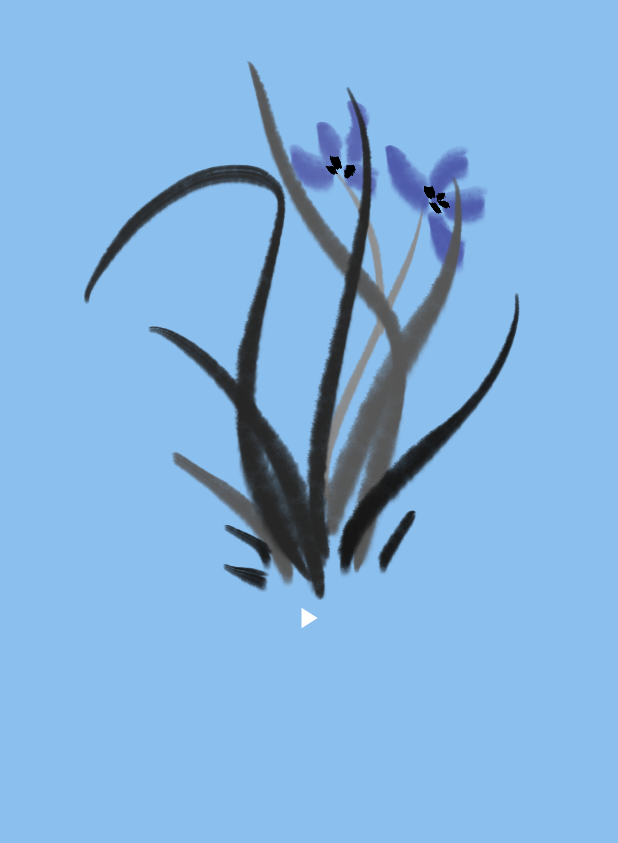
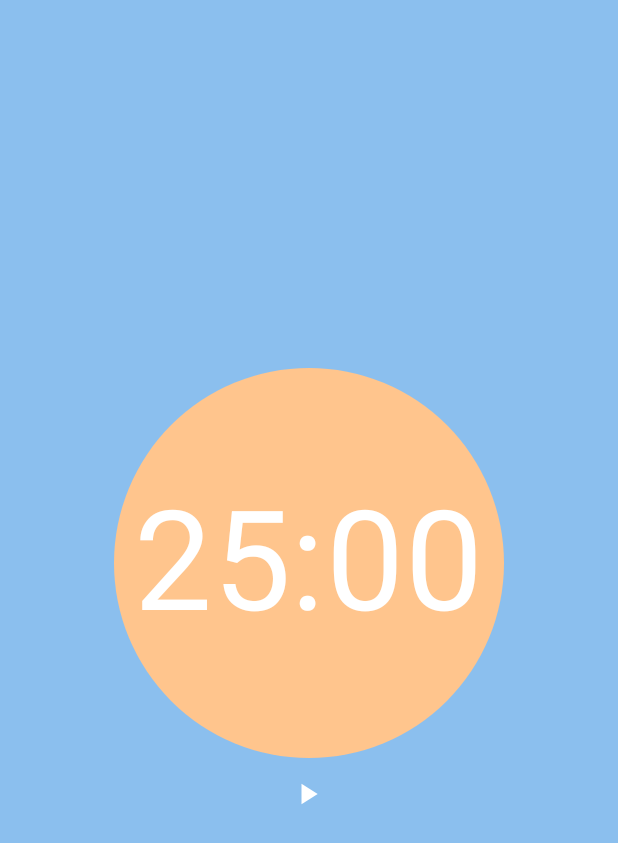
Before and after one commit to Fifate/Pomodoro, an Android app built with Jetpack Compose: the screen it shows after launch (MainActivity), on a phone screen of 412 x 824 dp. Shown: the top 843 px of the screen. Run offline under Robolectric (Android 15) with nearby library versions, the phone set to English and light mode, and no system bars.

Commit message:
fix: 修复timer和按钮布局错乱的问题；下一步调整按钮布局以及计时器逻辑。

```diff
--- a/app/src/main/java/com/fifate/tomato_clock/MainActivity.kt
+++ b/app/src/main/java/com/fifate/tomato_clock/MainActivity.kt
@@ -16,7 +16,6 @@ import androidx.compose.runtime.mutableIntStateOf
 import androidx.compose.runtime.mutableStateOf
 import androidx.compose.runtime.remember
 import androidx.compose.runtime.saveable.rememberSaveable
-import androidx.compose.runtime.setValue
 import androidx.compose.ui.Modifier
 import androidx.compose.ui.tooling.preview.Preview
 import com.fifate.tomato_clock.state.PomodoroState
@@ -65,7 +64,7 @@ fun PomodoroTimer() {
         remainingSecs)
 
     PomodoroTimerUI(
-        modifier = Modifier.fillMaxSize(),
+        Modifier,
         isPause,
         state,
         remainingSecs,
--- a/app/src/main/java/com/fifate/tomato_clock/ui/base/PomorotoTimerUI.kt
+++ b/app/src/main/java/com/fifate/tomato_clock/ui/base/PomorotoTimerUI.kt
@@ -1,29 +1,19 @@
 package com.fifate.tomato_clock.ui.base
 
 import android.annotation.SuppressLint
-import androidx.compose.foundation.Image
 import androidx.compose.foundation.layout.Arrangement
 import androidx.compose.foundation.layout.Box
 import androidx.compose.foundation.layout.Column
 import androidx.compose.foundation.layout.Row
 import androidx.compose.foundation.layout.fillMaxSize
-import androidx.compose.foundation.layout.wrapContentHeight
-import androidx.compose.foundation.layout.wrapContentWidth
-import androidx.compose.material3.Button
-import androidx.compose.material3.MaterialTheme
 import androidx.compose.material3.Surface
-import androidx.compose.material3.Text
 import androidx.compose.runtime.Composable
 import androidx.compose.runtime.MutableState
-import androidx.compose.runtime.derivedStateOf
 import androidx.compose.ui.Alignment
 import androidx.compose.ui.Modifier
 import androidx.compose.ui.graphics.Color
-import androidx.compose.ui.res.painterResource
-import androidx.compose.ui.res.stringResource
-import androidx.compose.ui.unit.sp
-import com.fifate.tomato_clock.R
 import com.fifate.tomato_clock.state.PomodoroState
+import com.fifate.tomato_clock.ui.theme.SunOrange
 
 @Composable
 fun PauseOrContinue(modifier: Modifier,isPause: MutableState<Boolean>){
@@ -83,20 +73,23 @@ fun PomodoroTimerUI(
 
     remainingSecs:MutableState<Int>,
 ) {
-    Box(){
-        Image(
-            painter = painterResource(id = R.drawable.bamboo),
-            contentDescription = stringResource(id = R.string.bamboo)
-        )
+    Column(verticalArrangement = Arrangement.Center, horizontalAlignment = Alignment.CenterHorizontally, modifier = Modifier.fillMaxSize()){
+//        Image(
+//            painter = painterResource(id = R.drawable.bamboo),
+//            contentDescription = stringResource(id = R.string.bamboo)
+//        )
+        Box(modifier = Modifier.weight(1f))
 
-        Timer(modifier,remainingSecs.value)
+        Timer(remainingSecs.value, 260, SunOrange)
 
-        PomodoroTimerButtons(modifier,state,isPause)
+        PomodoroTimerButtons(Modifier.weight(0.3f),state,isPause)
 
-        Image(
-            painter = painterResource(id = R.drawable.orchid),
-            contentDescription = stringResource(id = R.string.orchid)
-        )
+        Box(modifier = Modifier.weight(1f))
+
+//        Image(
+//            painter = painterResource(id = R.drawable.orchid),
+//            contentDescription = stringResource(id = R.string.orchid)
+//        )
 
     }
 }
--- a/app/src/main/java/com/fifate/tomato_clock/ui/base/Timer.kt
+++ b/app/src/main/java/com/fifate/tomato_clock/ui/base/Timer.kt
@@ -1,46 +1,31 @@
 package com.fifate.tomato_clock.ui.base
 
 import android.annotation.SuppressLint
-import androidx.compose.foundation.Image
-import androidx.compose.foundation.layout.Arrangement
+import androidx.compose.foundation.background
 import androidx.compose.foundation.layout.Box
-import androidx.compose.foundation.layout.fillMaxSize
-import androidx.compose.material3.Button
-import androidx.compose.material3.Label
+import androidx.compose.foundation.layout.size
+import androidx.compose.foundation.shape.CircleShape
+import androidx.compose.material3.MaterialTheme
 import androidx.compose.material3.Surface
 import androidx.compose.material3.Text
 import androidx.compose.runtime.Composable
 import androidx.compose.ui.Alignment
 import androidx.compose.ui.Modifier
-import androidx.compose.ui.res.painterResource
-import androidx.compose.ui.res.stringResource
-import androidx.compose.ui.tooling.preview.Preview
-import androidx.compose.ui.unit.Dp
-import com.fifate.tomato_clock.R
-import com.fifate.tomato_clock.ui.theme.White
-import androidx.compose.foundation.layout.*
-import androidx.compose.material3.MaterialTheme
-import androidx.compose.ui.draw.scale
-import androidx.compose.ui.layout.ContentScale
+import androidx.compose.ui.draw.clip
+import androidx.compose.ui.graphics.Color
+import androidx.compose.ui.unit.dp
 import androidx.compose.ui.unit.sp
 
 
 @SuppressLint("DefaultLocale")
 @Composable
-fun Timer(modifier: Modifier, remainingSecs:Int){
-    Surface(modifier = modifier, color = MaterialTheme.colorScheme.surface) {
-        Box(modifier = modifier, contentAlignment = Alignment.Center){
-            Image(painter = painterResource(id = R.drawable.circle),
-                contentDescription = stringResource(id = R.string.timer_circle),
-                contentScale = ContentScale.Fit, // 保持图片的宽高比
-                modifier = Modifier
-                    .align(Alignment.Center)
-                    .scale(3.5F) // 设置图片的缩放比例,
-            )
+fun Timer(remainingSecs:Int, size:Int,color: Color){
+    Surface(color = MaterialTheme.colorScheme.surface) {
+        Box(Modifier.clip(CircleShape).background(color).size(size.dp),contentAlignment = Alignment.Center){
             Text(text = String.format("%02d:%02d", remainingSecs / 60, remainingSecs % 60),
                 color= MaterialTheme.colorScheme.onPrimary,
                 modifier = Modifier.align(Alignment.Center),
-                fontSize = 90.sp)
+                fontSize = (size/2.8).sp)
         }
     }
 }
--- a/app/src/main/java/com/fifate/tomato_clock/ui/preview/PreviewUI.kt
+++ b/app/src/main/java/com/fifate/tomato_clock/ui/preview/PreviewUI.kt
@@ -1,33 +1,16 @@
 package com.fifate.tomato_clock.ui.preview
 
 import androidx.compose.foundation.layout.fillMaxSize
-import androidx.compose.foundation.layout.offset
-import androidx.compose.material3.MaterialTheme
 import androidx.compose.material3.Surface
 import androidx.compose.runtime.Composable
-import androidx.compose.runtime.MutableState
 import androidx.compose.runtime.mutableStateOf
 import androidx.compose.runtime.saveable.rememberSaveable
 import androidx.compose.ui.Modifier
 import androidx.compose.ui.tooling.preview.Preview
-import androidx.compose.ui.unit.dp
 import com.fifate.tomato_clock.state.PomodoroState
 import com.fifate.tomato_clock.ui.base.PomodoroTimerButtons
-import com.fifate.tomato_clock.ui.base.Timer
 import com.fifate.tomato_clock.ui.theme.Blue
 
-@Composable
-//@Preview(showBackground = true)
-fun PreviewTimer(){
-    Surface(
-        color = Blue,
-    ){
-        Timer(remainingSecs = 10,
-            modifier = Modifier.fillMaxSize().offset(y = (-70).dp)
-        )
-    }
-
-}
 
 @Composable
 @Preview(showBackground = true, backgroundColor = 0xFF8BBFEE)
```
Also changed, not shown: app/src/main/java/com/fifate/tomato_clock/ui/base/Buttons.kt (+0 -9 lines), app/src/main/res/drawable/circle.png (deleted), 2 other files.
